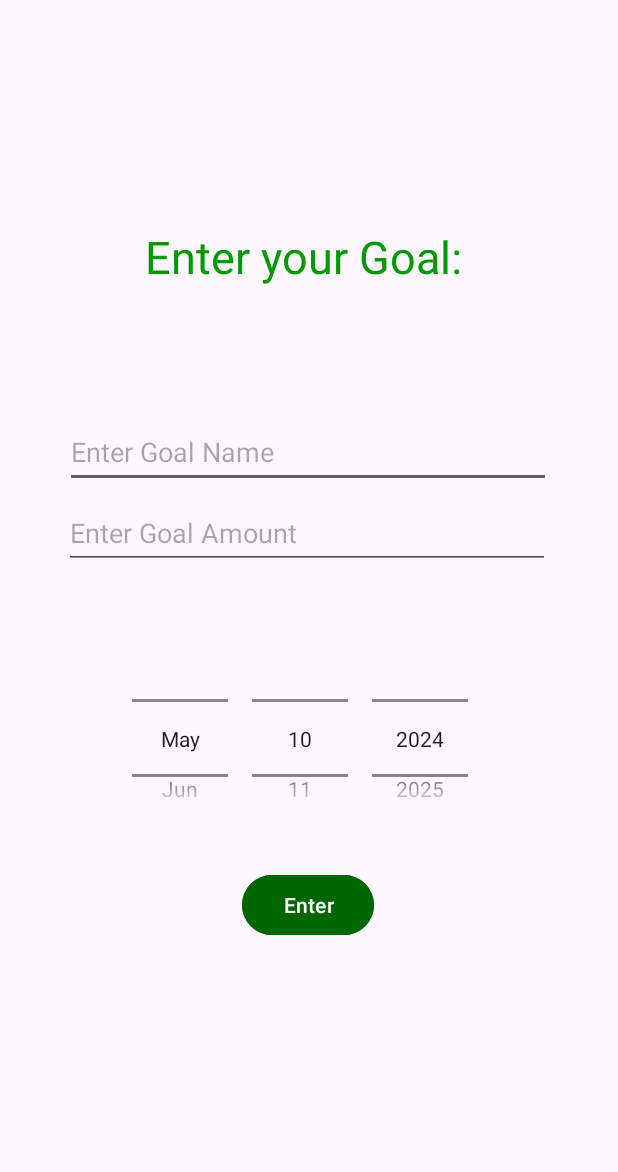
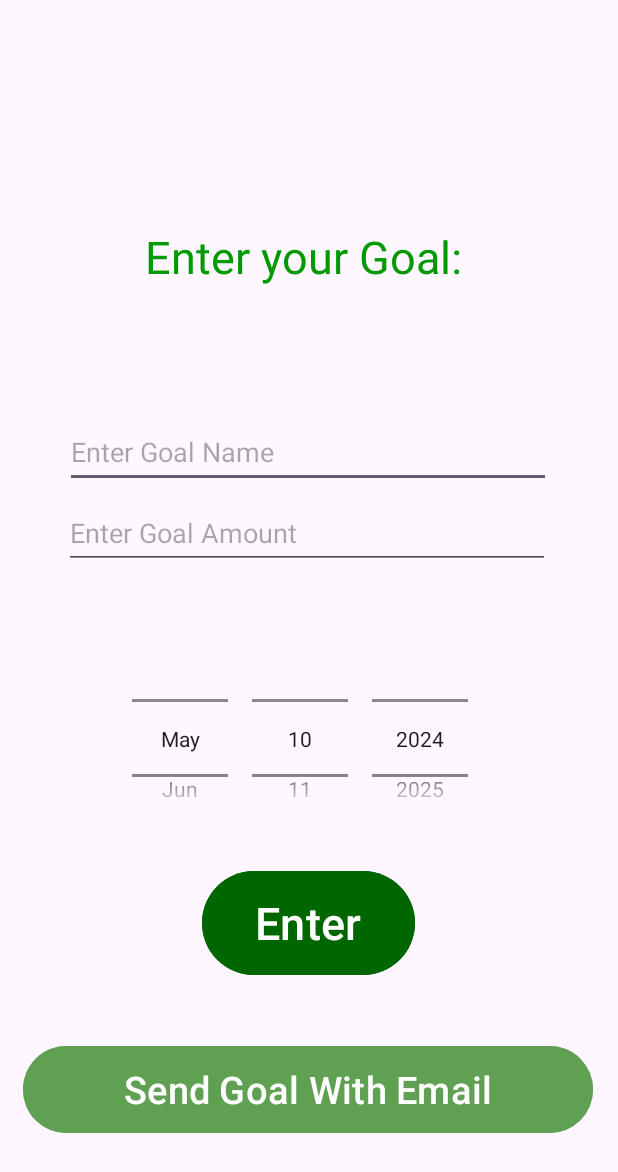
Before and after one commit to sshriyasingh/dollardash, an Android app: the AccountMainActivity screen opened directly, with no data from a screen before it, after a tap on "Create New Goal", on a phone screen of 412 x 824 dp. Shown: the top 1172 px of the screen. Run offline under Robolectric (Android 15) with nearby library versions, the phone set to English and light mode, and no system bars; our stand-ins replace Firebase (no records; nobody signed in at launch, a user with empty details on screens opened directly); 2 statements that could not run were skipped.

Commit message:
added email functionality for goals

```diff
--- a/app/src/main/java/com/example/dollardash/AccountMainActivity.kt
+++ b/app/src/main/java/com/example/dollardash/AccountMainActivity.kt
@@ -26,15 +26,20 @@ class AccountMainActivity : AppCompatActivity() {
         super.onCreate(savedInstanceState)
         setContentView(R.layout.activity_account_main)
 
-        // Initialize views
+        var sharedPreferencesManager = SharedPreferencesManager(this)
+
+        sharedPreferencesManager.printAllPreferences()
+
         inputtedBalance = findViewById(R.id.inputtedBalance)
         createGoalButton = findViewById(R.id.createGoalButton)
         updateBalanceButton = findViewById(R.id.updateBalance)
-        var balanceDouble = 0.00
+        val curr = intent
+        val username = curr.getStringExtra("username")
+        var balanceDouble = sharedPreferencesManager.getAccountBalance(username.toString())
         balance = findViewById(R.id.balance)
+        balance.text = "$%.2f".format(balanceDouble)
         goalListView = findViewById(R.id.listView)
 
-        // Set adapter for the goal list view
         val adapter = ArrayAdapter(this, android.R.layout.simple_list_item_1, goalList)
         goalListView.adapter = adapter
 
@@ -44,15 +49,10 @@ class AccountMainActivity : AppCompatActivity() {
         }
 
         updateBalanceButton.setOnClickListener {
-            /*val currentBalance = balance.text.toString().toDoubleOrNull() ?: 0.0
-            val contributionAmountStr = inputtedBalance.text.toString()
-            val contributionAmount = contributionAmountStr.toDoubleOrNull() ?: 0.0
-            val updatedBalance = currentBalance + contributionAmount
-            //val completeString = "$" + updatedBalance.toString()
-            balance.setText(updatedBalance.toString())*/
             val inputStr = inputtedBalance.text.toString()
             if (inputStr.isNotEmpty()) {
                 balanceDouble += inputStr.toDouble()
+                sharedPreferencesManager.saveAccountBalance(username.toString(), balanceDouble)
                 val formattedBalance = "$%.2f".format(balanceDouble)
                 balance.text = formattedBalance
             }
@@ -83,7 +83,7 @@ class AccountMainActivity : AppCompatActivity() {
                 putExtra("goalAmount", goalAmount)
                 putExtra("date", date)
                 putExtra("progress", progress)
-                // Add any other data you want to pass
+                putExtra("username", username)
             }
             startActivity(intent2)
         }
@@ -91,7 +91,6 @@ class AccountMainActivity : AppCompatActivity() {
 
     private val createGoalLauncher = registerForActivityResult(ActivityResultContracts.StartActivityForResult()) { result ->
         if (result.resultCode == RESULT_OK) {
-            // Handle the result here
             val data = result.data
             // Retrieve goal data from NewGoal activity result
             val goalName = data?.getStringExtra("goalName") ?: ""
@@ -112,4 +111,5 @@ class AccountMainActivity : AppCompatActivity() {
             (goalListView.adapter as? ArrayAdapter<String>)?.notifyDataSetChanged()
         }
     }
+
 }
--- a/app/src/main/java/com/example/dollardash/CreateAccountMain.kt
+++ b/app/src/main/java/com/example/dollardash/CreateAccountMain.kt
@@ -14,6 +14,10 @@ class CreateAccountMain : AppCompatActivity() {
     override fun onCreate(savedInstanceState: Bundle?) {
         super.onCreate(savedInstanceState)
         setContentView(R.layout.activity_create_account)
+
+        var sharedPreferencesManager = SharedPreferencesManager(this)
+
+
 
         var firebase : FirebaseDatabase = FirebaseDatabase.getInstance( )
         var reference : DatabaseReference = firebase.getReference()
@@ -35,6 +39,7 @@ class CreateAccountMain : AppCompatActivity() {
                 .addOnCompleteListener { task ->
                     if (task.isSuccessful) {
                         val user = auth.currentUser
+                        sharedPreferencesManager.saveAccountBalance(inputEmail.text.toString(), 0.0)
                         Toast.makeText(this, "Account Created Successfully", Toast.LENGTH_LONG).show()
                     } else {
                         Log.w("Registration", "createUserWithEmail:failure", task.exception)
--- /dev/null
+++ b/app/src/main/java/com/example/dollardash/SharedPreferencesManager.kt
@@ -0,0 +1,38 @@
+package com.example.dollardash
+
+import android.content.Context
+import android.content.SharedPreferences
+import android.util.Log
+
+class SharedPreferencesManager(context: Context) {
+    private val sharedPreferences: SharedPreferences = context.getSharedPreferences("UserPreferences", Context.MODE_PRIVATE)
+
+    /**
+     * Saves the account balance for a given username.
+     *
+     * @param username The key under which the account balance will be stored.
+     * @param balance The account balance to be stored.
+     */
+    fun saveAccountBalance(username: String, balance: Double) {
+        val editor = sharedPreferences.edit()
+        editor.putFloat(username, balance.toFloat())  // Convert double to float for SharedPreferences
+        editor.apply()
+    }
+
+    /**
+     * Retrieves the account balance for a given username.
+     *
+     * @param username The key under which the account balance is stored.
+     * @return The retrieved account balance, or 0.0 if not found.
+     */
+    fun getAccountBalance(username: String): Double {
+        return sharedPreferences.getFloat(username, 0.0f).toDouble()  // Convert float back to double
+    }
+
+    fun printAllPreferences() {
+        val allEntries = sharedPreferences.all
+        for ((key, value) in allEntries) {
+            Log.d("SharedPreferences", "Key: $key, Value: $value")
+        }
+    }
+}
--- a/app/src/main/res/layout/goal_page.xml
+++ b/app/src/main/res/layout/goal_page.xml
@@ -48,10 +48,11 @@
 
     <Button
         android:id="@+id/enterButton"
-        android:layout_width="wrap_content"
-        android:layout_height="wrap_content"
+        android:layout_width="142dp"
+        android:layout_height="77dp"
         android:backgroundTint="#006600"
         android:text="Enter"
+        android:textSize="30sp"
         app:layout_constraintBottom_toBottomOf="parent"
         app:layout_constraintEnd_toEndOf="parent"
         app:layout_constraintHorizontal_bias="0.498"
@@ -72,4 +73,19 @@
         app:layout_constraintTop_toTopOf="parent"
         app:layout_constraintVertical_bias="0.616" />
 
+    <Button
+        android:id="@+id/sendEmail"
+        android:layout_width="380dp"
+        android:layout_height="66dp"
+        android:backgroundTint="#5FA052"
+        android:text="Send Goal With Email"
+        android:textSize="25sp"
+        app:layout_constraintBottom_toBottomOf="parent"
+        app:layout_constraintEnd_toEndOf="parent"
+        app:layout_constraintHorizontal_bias="0.483"
+        app:layout_constraintStart_toStartOf="parent"
+        app:layout_constraintTop_toTopOf="parent"
+        app:layout_constraintVertical_bias="0.915"
+        tools:ignore="MissingConstraints" />
+
 </androidx.constraintlayout.widget.ConstraintLayout>
```
Also changed, not shown: app/src/main/java/com/example/dollardash/Goal.kt (added, +7 -0 lines), app/src/main/java/com/example/dollardash/GoalOverviewActivity.kt (+6 -5 lines), app/src/main/java/com/example/dollardash/MainActivity.kt (+4 -4 lines), app/src/main/java/com/example/dollardash/NewGoal.kt (+14 -1 lines), app/src/main/java/com/example/dollardash/UserDataManager.kt (added, +97 -0 lines), app/src/main/java/com/example/dollardash/Users.kt (deleted, +0 -37 lines), app/src/main/res/layout/activity_goal_overview.xml (+0 -14 lines).
